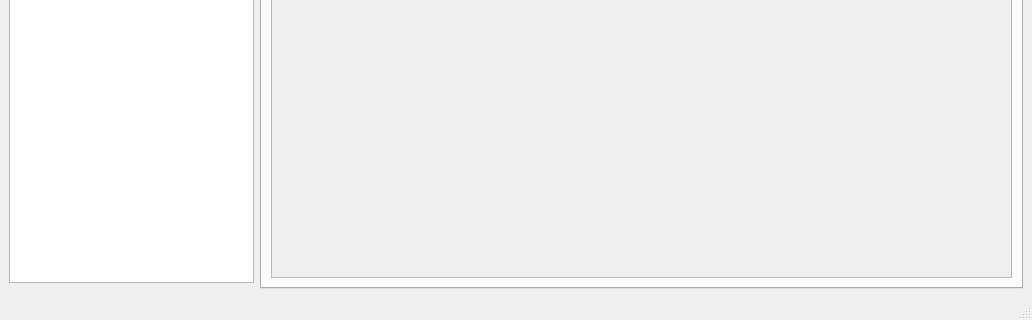
First picture: the form in MainWindow.ui, repository pyphil/Kursbuch, before the edit; both pictures show x 0 to 1032 and y 361 to 681 of the 1032 by 681 pixel window.
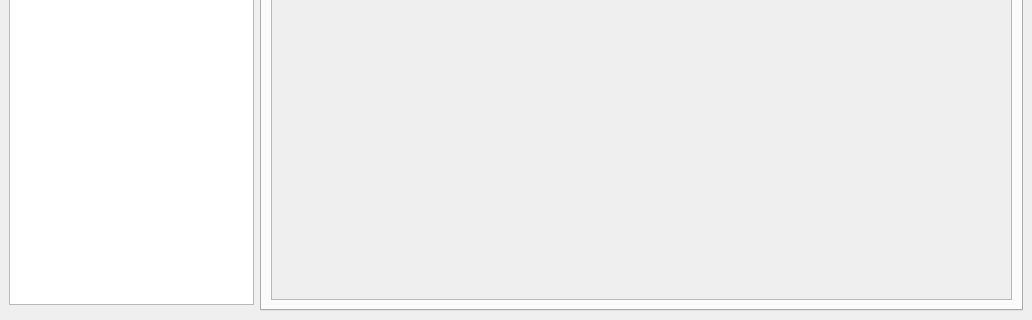
Second picture: the form after the edit. Icons and pictures are not drawn.

Commit message: Fonts + rich text vs no rich text

```diff
--- a/MainWindow.ui
+++ b/MainWindow.ui
@@ -161,6 +161,18 @@
             <verstretch>0</verstretch>
            </sizepolicy>
           </property>
+          <property name="font">
+           <font>
+            <family>Segoe UI</family>
+            <pointsize>10</pointsize>
+           </font>
+          </property>
+          <property name="autoFormatting">
+           <set>QTextEdit::AutoAll</set>
+          </property>
+          <property name="textInteractionFlags">
+           <set>Qt::LinksAccessibleByKeyboard|Qt::LinksAccessibleByMouse|Qt::TextBrowserInteraction|Qt::TextEditable|Qt::TextEditorInteraction|Qt::TextSelectableByKeyboard|Qt::TextSelectableByMouse</set>
+          </property>
          </widget>
         </item>
         <item row="3" column="0" colspan="3">
@@ -463,7 +475,6 @@
     </rect>
    </property>
   </widget>
-  <widget class="QStatusBar" name="statusbar"/>
  </widget>
  <resources/>
  <connections/>
```
Left out of the diff: 18 changed lines with no effect on the pictures. The commit also changes 1 other file.
